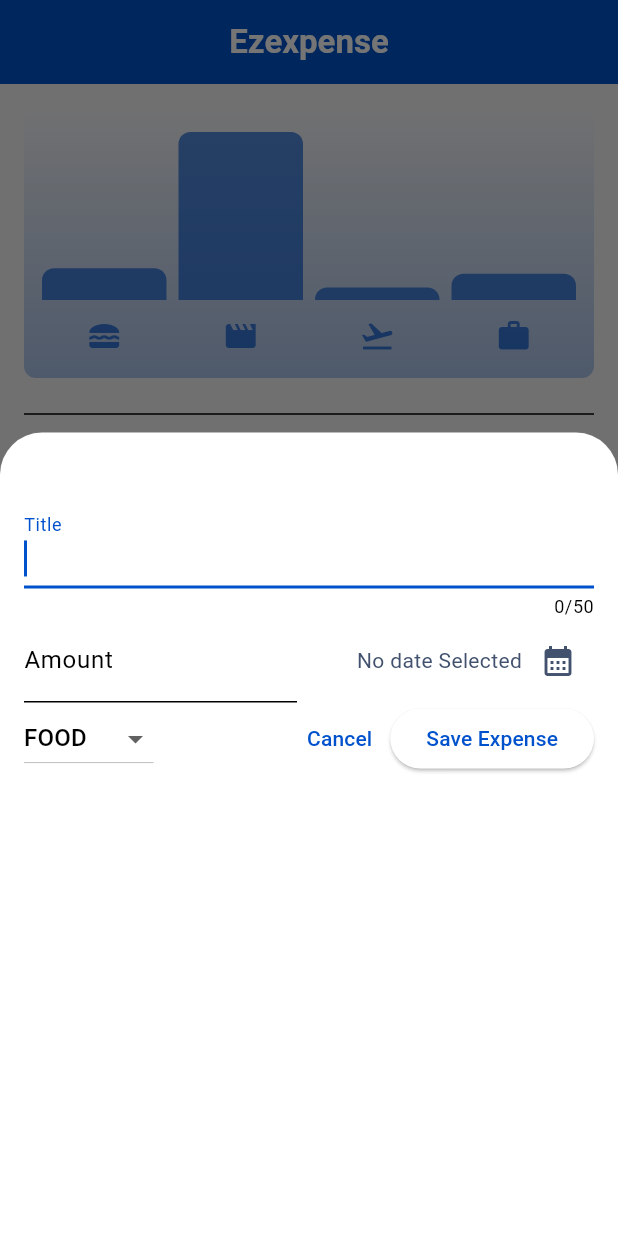
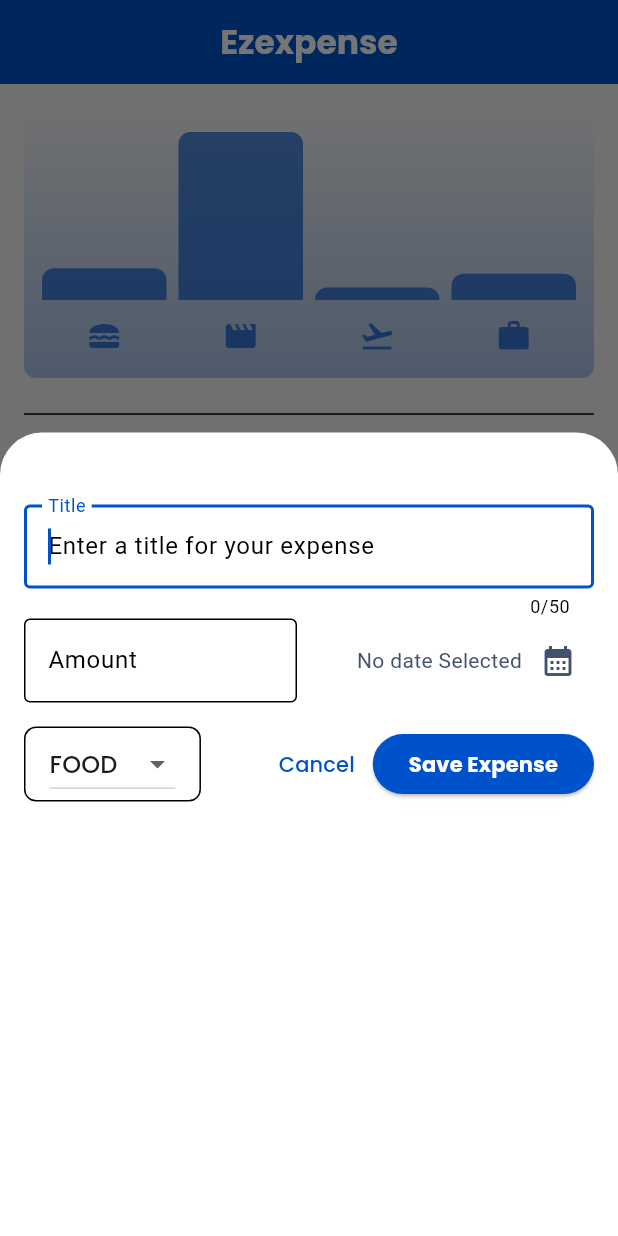
Before and after one commit to ptuxnet/Ezexpenses, a Flutter app: the screen it shows after launch, after a tap on the "add" icon, on a phone screen of 412 x 824 dp. Run offline on Flutter 3.47's test engine with Material 3 defaults, Android fonts, the phone set to English and light mode, and no system bars; drawn by our look-alikes of flutter_slidable; our stand-ins replace google_fonts.

Commit message:
Desing bottomsheet

```diff
--- a/lib/themes/color_theme.dart
+++ b/lib/themes/color_theme.dart
@@ -1,4 +1,5 @@
 import 'package:flutter/material.dart';
+import 'package:google_fonts/google_fonts.dart';
 
 final ThemeData appTheme = ThemeData(
   primaryColor: const Color(0xFF0052CC), // Brand Primary Default 600
@@ -23,14 +24,14 @@
     buttonColor: Color(0xFF0052CC),
     textTheme: ButtonTextTheme.primary,
   ),
-  textTheme: const TextTheme(
-    displayLarge: TextStyle(
+  textTheme: GoogleFonts.poppinsTextTheme().copyWith(
+    headlineLarge: const TextStyle(
         fontSize: 32, fontWeight: FontWeight.bold, color: Color(0xFF172B4D)),
-    displayMedium: TextStyle(
+    headlineMedium: const TextStyle(
         fontSize: 28, fontWeight: FontWeight.bold, color: Color(0xFF172B4D)),
-    bodyLarge: TextStyle(fontSize: 16, color: Color(0xFF42526E)),
-    bodyMedium: TextStyle(fontSize: 14, color: Color(0xFF42526E)),
-    bodySmall: TextStyle(fontSize: 12, color: Color(0xFF6B778C)),
+    bodyLarge: const TextStyle(fontSize: 16, color: Color(0xFF42526E)),
+    bodyMedium: const TextStyle(fontSize: 14, color: Color(0xFF42526E)),
+    bodySmall: const TextStyle(fontSize: 12, color: Color(0xFF6B778C)),
   ),
   cardTheme: CardTheme(
     color: Colors.white,
--- a/lib/widget/new_expense.dart
+++ b/lib/widget/new_expense.dart
@@ -94,6 +94,8 @@
                 maxLength: 50,
                 decoration: const InputDecoration(
                   label: Text('Title'),
+                  border: OutlineInputBorder(),
+                  hintText: 'Enter a title for your expense',
                 ),
               ),
               Row(
@@ -103,8 +105,10 @@
                       controller: _amountController,
                       keyboardType: TextInputType.number,
                       decoration: const InputDecoration(
-                        prefixText: '\$',
+                        prefixText: '₹ ',
                         label: Text('Amount'),
+                        border: OutlineInputBorder(),
+                        hintText: 'Enter amount',
                       ),
                     ),
                   ),
@@ -132,9 +136,20 @@
                   )
                 ],
               ),
+              const SizedBox(
+                height: 16,
+              ),
               Row(
                 children: [
-                  DropdownButton(
+                  Container(
+                    padding: const EdgeInsets.symmetric(horizontal: 16),
+                    decoration: const BoxDecoration(
+                      border: Border.fromBorderSide(BorderSide()),
+                      borderRadius: BorderRadius.all(Radius.circular(8)),
+                    ),
+                    child: DropdownButton(
+                      elevation: 1,
+                      borderRadius: BorderRadius.circular(8),
                       value: _selectedCategory,
                       items: Category.values
                           .map(
@@ -155,6 +170,7 @@
                         });
                       },
                     ),
+                  ),
                   const Spacer(),
                   TextButton(
                     onPressed: () {
@@ -164,7 +180,13 @@
                   ),
                   ElevatedButton(
                     onPressed: _submitExpenseData,
-                    child: const Text("Save Expense"),
+                    style: ElevatedButton.styleFrom(
+                      backgroundColor: Theme.of(context)
+                          .primaryColor, // Set the button color here
+                    ),
+                    child: const Text("Save Expense",
+                        style: TextStyle(
+                            color: Colors.white, fontWeight: FontWeight.bold)),
                   ),
                 ],
               )
```
Lines whose indentation alone changed are shown as unchanged.
